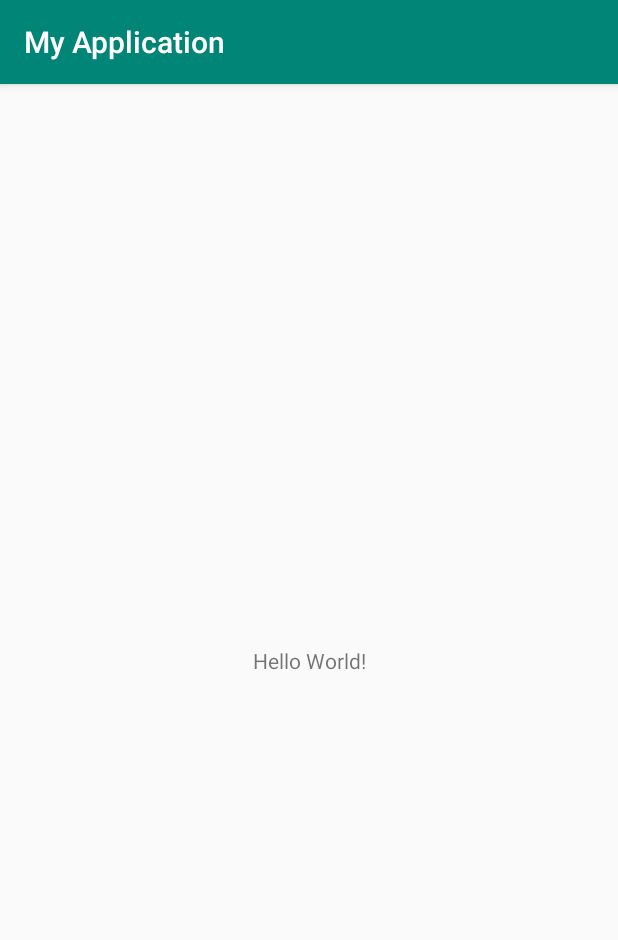
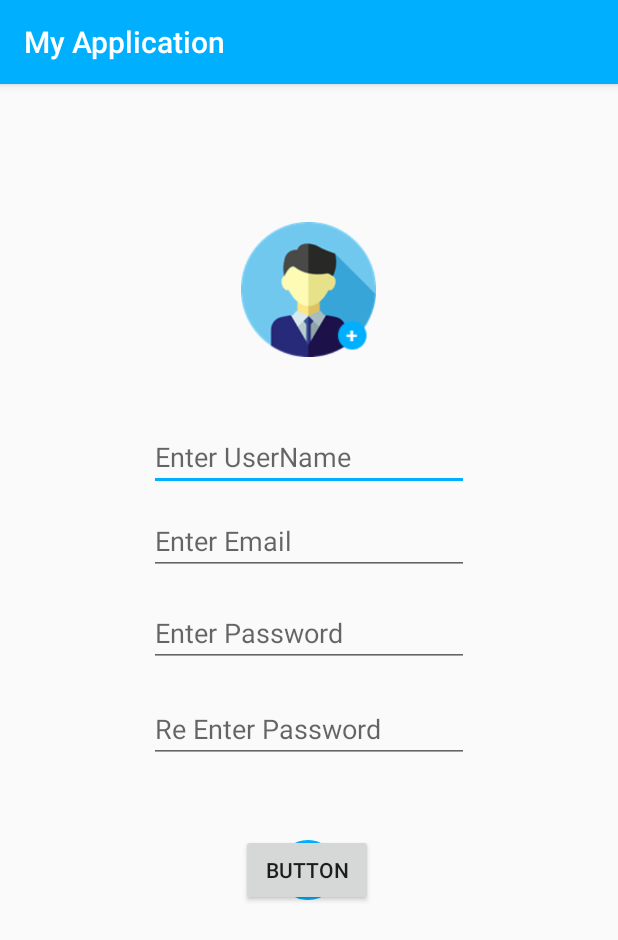
Before and after one commit to ruwanliyanage123/food-delivery-app, an Android app: the screen it shows after launch (RegisterActivity), on a phone screen of 412 x 824 dp. Shown: the top 940 px of the screen. Run offline under Robolectric (Android 15) with nearby library versions, the phone set to English and light mode, and no system bars.

Commit message:
make several packages and make register activity

```diff
--- a/app/src/main/res/layout/activity_register.xml
+++ b/app/src/main/res/layout/activity_register.xml
@@ -6,13 +6,131 @@
     android:layout_height="match_parent"
     tools:context=".Activities.RegisterActivity">
 
-    <TextView
+    <ImageView
+        android:id="@+id/imageView"
+        android:layout_width="90dp"
+        android:layout_height="90dp"
+        android:layout_marginStart="8dp"
+        android:layout_marginLeft="8dp"
+        android:layout_marginTop="92dp"
+        android:layout_marginEnd="8dp"
+        android:layout_marginRight="8dp"
+        android:src="@drawable/userphoto"
+        app:layout_constraintEnd_toEndOf="parent"
+        app:layout_constraintHorizontal_bias="0.498"
+        app:layout_constraintStart_toStartOf="parent"
+        app:layout_constraintTop_toTopOf="parent" />
+
+    <android.support.constraint.Guideline
+        android:id="@+id/guideline"
         android:layout_width="wrap_content"
         android:layout_height="wrap_content"
-        android:text="Hello World!"
+        android:orientation="horizontal"
+        app:layout_constraintGuide_begin="387dp" />
+
+    <EditText
+        android:id="@+id/regName"
+        android:layout_width="wrap_content"
+        android:layout_height="wrap_content"
+        android:layout_marginStart="8dp"
+        android:layout_marginLeft="8dp"
+        android:layout_marginTop="44dp"
+        android:layout_marginEnd="8dp"
+        android:layout_marginRight="8dp"
+        android:ems="10"
+        android:hint="Enter UserName"
+        android:inputType="textPersonName"
+        app:layout_constraintEnd_toEndOf="parent"
+        app:layout_constraintStart_toStartOf="parent"
+        app:layout_constraintTop_toBottomOf="@+id/imageView" />
+
+    <EditText
+        android:id="@+id/regMail"
+        android:layout_width="wrap_content"
+        android:layout_height="wrap_content"
+        android:layout_marginStart="8dp"
+        android:layout_marginLeft="8dp"
+        android:layout_marginEnd="8dp"
+        android:layout_marginRight="8dp"
+        android:layout_marginBottom="8dp"
+        android:ems="10"
+        android:hint="Enter Email"
+        android:inputType="textPersonName"
+        app:layout_constraintBottom_toTopOf="@+id/guideline"
+        app:layout_constraintEnd_toEndOf="parent"
+        app:layout_constraintStart_toStartOf="parent"
+        app:layout_constraintTop_toBottomOf="@+id/regName"
+        app:layout_constraintVertical_bias="0.174" />
+
+    <EditText
+        android:id="@+id/regPassword"
+        android:layout_width="wrap_content"
+        android:layout_height="wrap_content"
+        android:layout_marginStart="8dp"
+        android:layout_marginLeft="8dp"
+        android:layout_marginTop="16dp"
+        android:layout_marginEnd="8dp"
+        android:layout_marginRight="8dp"
+        android:ems="10"
+        android:hint="Enter Password"
+        android:inputType="numberPassword"
+        app:layout_constraintEnd_toEndOf="parent"
+        app:layout_constraintStart_toStartOf="parent"
+        app:layout_constraintTop_toBottomOf="@+id/regMail" />
+
+    <EditText
+        android:id="@+id/regPassword2"
+        android:layout_width="wrap_content"
+        android:layout_height="wrap_content"
+        android:layout_marginStart="8dp"
+        android:layout_marginLeft="8dp"
+        android:layout_marginTop="8dp"
+        android:layout_marginEnd="8dp"
+        android:layout_marginRight="8dp"
+        android:layout_marginBottom="8dp"
+        android:ems="10"
+        android:hint="Re Enter Password"
+        android:inputType="numberPassword"
         app:layout_constraintBottom_toBottomOf="parent"
-        app:layout_constraintLeft_toLeftOf="parent"
-        app:layout_constraintRight_toRightOf="parent"
-        app:layout_constraintTop_toTopOf="parent" />
+        app:layout_constraintEnd_toEndOf="parent"
+        app:layout_constraintStart_toStartOf="parent"
+        app:layout_constraintTop_toBottomOf="@+id/regPassword"
+        app:layout_constraintVertical_bias="0.033" />
+
+    <Button
+        android:id="@+id/regButton"
+        android:layout_width="wrap_content"
+        android:layout_height="wrap_content"
+        android:layout_marginStart="8dp"
+        android:layout_marginLeft="8dp"
+        android:layout_marginTop="8dp"
+        android:layout_marginEnd="8dp"
+        android:layout_marginRight="8dp"
+        android:layout_marginBottom="8dp"
+        android:text="Button"
+        app:layout_constraintBottom_toBottomOf="parent"
+        app:layout_constraintEnd_toEndOf="parent"
+        app:layout_constraintHorizontal_bias="0.495"
+        app:layout_constraintStart_toStartOf="parent"
+        app:layout_constraintTop_toBottomOf="@+id/regPassword2"
+        app:layout_constraintVertical_bias="0.156" />
+
+    <ProgressBar
+        android:id="@+id/progressBar"
+        style="?android:attr/progressBarStyle"
+        android:layout_width="wrap_content"
+        android:layout_height="wrap_content"
+        android:layout_marginStart="8dp"
+        android:layout_marginLeft="8dp"
+        android:layout_marginTop="8dp"
+        android:layout_marginEnd="8dp"
+        android:layout_marginRight="8dp"
+        android:layout_marginBottom="8dp"
+        app:layout_constraintBottom_toBottomOf="parent"
+        app:layout_constraintEnd_toEndOf="parent"
+        app:layout_constraintHorizontal_bias="0.498"
+        app:layout_constraintStart_toStartOf="parent"
+        app:layout_constraintTop_toBottomOf="@+id/regPassword2"
+        app:layout_constraintVertical_bias="0.156" />
 
 </android.support.constraint.ConstraintLayout>
--- a/app/src/main/res/values/colors.xml
+++ b/app/src/main/res/values/colors.xml
@@ -1,6 +1,6 @@
 <?xml version="1.0" encoding="utf-8"?>
 <resources>
-    <color name="colorPrimary">#008577</color>
-    <color name="colorPrimaryDark">#00574B</color>
-    <color name="colorAccent">#D81B60</color>
+    <color name="colorPrimary">#00b0ff</color>
+    <color name="colorPrimaryDark">#00b0ff</color>
+    <color name="colorAccent">#00b0ff</color>
 </resources>
```
Also changed, not shown: app/src/main/res/drawable/userphoto.png (added).
